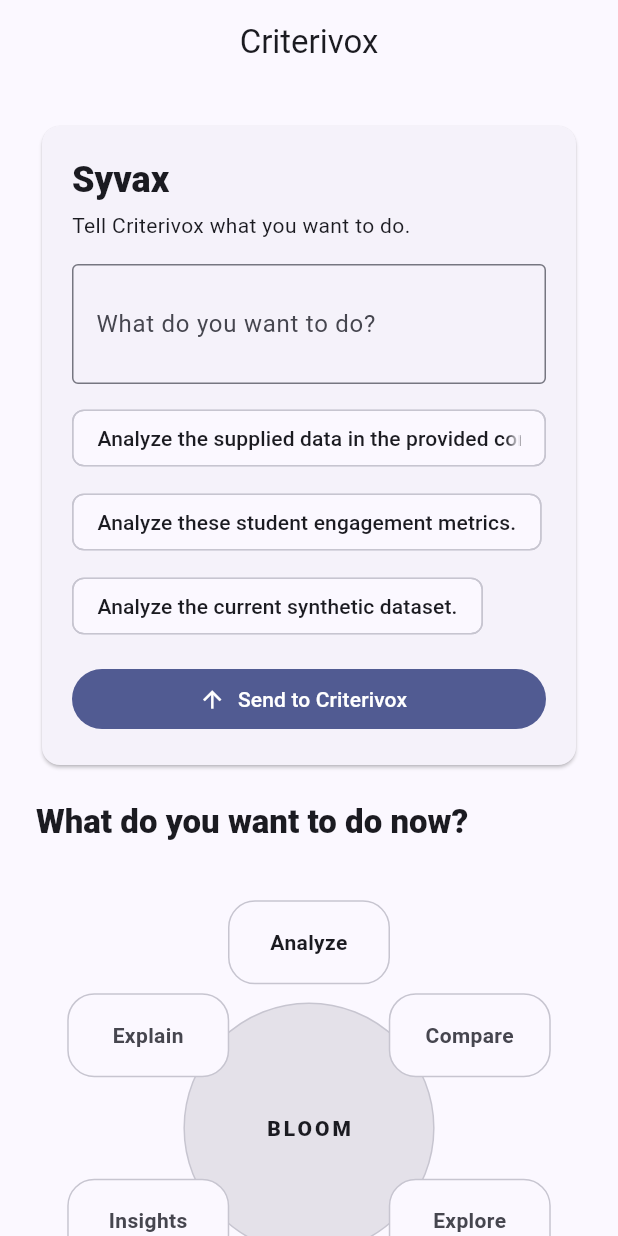
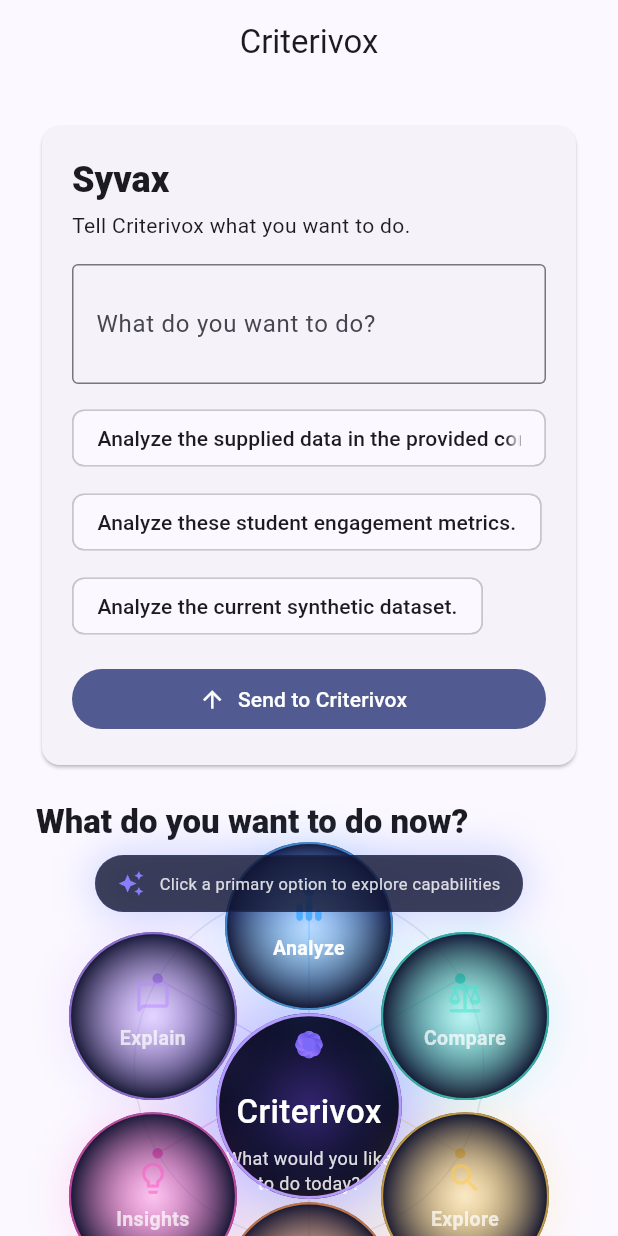
Before and after one commit to raisadevs-dev/Criterivox, a Flutter app: the screen it shows after launch, on a phone screen of 412 x 824 dp. Run offline on Flutter 3.47's test engine with Material 3 defaults, Android fonts, the phone set to English and light mode, and no system bars; network calls fail.

Commit message:
feat(s3): recreate Bloom visual language from reference

```diff
--- a/presentation/lib/interaction/bloom.dart
+++ b/presentation/lib/interaction/bloom.dart
@@ -18,6 +18,30 @@ class Bloom extends StatelessWidget {
     BloomCapability.insights: 'Insights',
     BloomCapability.explain: 'Explain',
   };
+  static const subtitles = {
+    BloomCapability.analyze: 'Understand your data',
+    BloomCapability.compare: 'Compare across contexts',
+    BloomCapability.explore: 'Discover patterns and insights',
+    BloomCapability.plan: 'Plan strategies and actions',
+    BloomCapability.insights: 'Key takeaways at a glance',
+    BloomCapability.explain: 'Get explanations and reasoning',
+  };
+  static const icons = {
+    BloomCapability.analyze: Icons.bar_chart_rounded,
+    BloomCapability.compare: Icons.balance_rounded,
+    BloomCapability.explore: Icons.search_rounded,
+    BloomCapability.plan: Icons.calendar_month_rounded,
+    BloomCapability.insights: Icons.lightbulb_outline_rounded,
+    BloomCapability.explain: Icons.chat_bubble_outline_rounded,
+  };
+  static const accents = <BloomCapability, Color>{
+    BloomCapability.analyze: Color(0xFF55B8FF),
+    BloomCapability.compare: Color(0xFF40E7D0),
+    BloomCapability.explore: Color(0xFFFFC94A),
+    BloomCapability.plan: Color(0xFFFF9850),
+    BloomCapability.insights: Color(0xFFFF58C7),
+    BloomCapability.explain: Color(0xFFB78BFF),
+  };
 
   @override
   Widget build(BuildContext context) {
@@ -25,54 +49,43 @@ class Bloom extends StatelessWidget {
       container: true,
       label: 'Bloom capability gateway',
       hint: 'Choose what you want to do in Criterivox.',
-      child: LayoutBuilder(
-        builder: (context, constraints) {
-          final size = math.min(constraints.maxWidth, 520.0);
-          return SizedBox(
-            width: size,
-            height: size,
-            child: Stack(
-              alignment: Alignment.center,
-              children: [
-                Container(
-                  width: size * .46,
-                  height: size * .46,
-                  decoration: BoxDecoration(
-                    shape: BoxShape.circle,
-                    color: Theme.of(context).colorScheme.surfaceContainerHighest,
-                    border: Border.all(
-                      color: Theme.of(context).colorScheme.outlineVariant,
-                    ),
-                  ),
-                  child: const Center(
-                    child: Text(
-                      'BLOOM',
-                      style: TextStyle(fontWeight: FontWeight.w800, letterSpacing: 2),
-                    ),
-                  ),
-                ),
-                ..._nodes(context, size),
-              ],
-            ),
-          );
-        },
-      ),
+      child: LayoutBuilder(builder: (context, constraints) {
+        final size = math.min(constraints.maxWidth, 760.0);
+        final compact = size < 610;
+        final height = compact ? size * .92 : size * .84;
+        return SizedBox(
+          width: size,
+          height: height,
+          child: Stack(clipBehavior: Clip.none, alignment: Alignment.center, children: [
+            CustomPaint(size: Size(size, height), painter: _BloomConnections(selected: selected)),
+            _BloomCenter(size: compact ? size * .34 : size * .30),
+            ..._nodes(size, compact),
+            Positioned(top: compact ? 0 : 4, child: _BloomHint(compact: compact)),
+          ]),
+        );
+      }),
     );
   }
 
-  List<Widget> _nodes(BuildContext context, double size) {
+  List<Widget> _nodes(double size, bool compact) {
     final entries = BloomCapability.values;
-    final radius = size * .34;
+    final radius = compact ? size * .33 : size * .32;
+    final centerY = compact ? size * .46 : size * .42;
+    final centerX = size / 2;
+    final diameter = compact ? 112.0 : 146.0;
     return [
       for (var i = 0; i < entries.length; i++)
         Positioned(
-          left: size / 2 + math.cos(-math.pi / 2 + i * math.pi / 3) * radius - 54,
-          top: size / 2 + math.sin(-math.pi / 2 + i * math.pi / 3) * radius - 28,
+          left: centerX + math.cos(-math.pi / 2 + i * math.pi / 3) * radius - diameter / 2,
+          top: centerY + math.sin(-math.pi / 2 + i * math.pi / 3) * radius - diameter / 2,
           child: _CapabilityNode(
-            capability: entries[i],
             label: labels[entries[i]]!,
+            subtitle: subtitles[entries[i]]!,
+            icon: icons[entries[i]]!,
+            accent: accents[entries[i]]!,
             selected: selected == entries[i],
             enabled: entries[i] == BloomCapability.analyze,
+            compact: compact,
             onTap: () => onSelected(entries[i]),
           ),
         ),
@@ -80,24 +93,98 @@ class Bloom extends StatelessWidget {
   }
 }
 
+class _BloomHint extends StatelessWidget {
+  final bool compact;
+  const _BloomHint({required this.compact});
+  @override
+  Widget build(BuildContext context) => Container(
+        padding: EdgeInsets.symmetric(horizontal: compact ? 14 : 20, vertical: compact ? 9 : 12),
+        decoration: BoxDecoration(
+          color: const Color(0xCC11142F),
+          borderRadius: BorderRadius.circular(22),
+          border: Border.all(color: const Color(0x332E4A9B)),
+          boxShadow: const [BoxShadow(color: Color(0x331A3DFF), blurRadius: 24, spreadRadius: 2)],
+        ),
+        child: Row(mainAxisSize: MainAxisSize.min, children: [
+          const Icon(Icons.auto_awesome, color: Color(0xFF8E7CFF), size: 18),
+          const SizedBox(width: 10),
+          Text('Click a primary option to explore capabilities', style: TextStyle(color: Colors.white.withOpacity(.82), fontSize: compact ? 11 : 13)),
+        ]),
+      );
+}
+
+class _BloomCenter extends StatelessWidget {
+  final double size;
+  const _BloomCenter({required this.size});
+  @override
+  Widget build(BuildContext context) => Container(
+        width: size,
+        height: size,
+        decoration: const BoxDecoration(
+          shape: BoxShape.circle,
+          gradient: RadialGradient(colors: [Color(0xFF33246F), Color(0xFF17163C), Color(0xFF0B0D25)], stops: [0, .58, 1]),
+          boxShadow: [BoxShadow(color: Color(0x665B4CFF), blurRadius: 44, spreadRadius: 10), BoxShadow(color: Color(0x3387CFFF), blurRadius: 90, spreadRadius: 18)],
+        ),
+        foregroundDecoration: BoxDecoration(shape: BoxShape.circle, border: Border.all(color: const Color(0xFFB59AFF), width: 2)),
+        child: Column(mainAxisAlignment: MainAxisAlignment.center, children: [
+          const _BloomMark(size: 38),
+          const SizedBox(height: 10),
+          const Text('Criterivox', style: TextStyle(color: Colors.white, fontSize: 22, fontWeight: FontWeight.w500)),
+          const SizedBox(height: 7),
+          Text('What would you like\nto do today?', textAlign: TextAlign.center, style: TextStyle(color: Colors.white.withOpacity(.86), fontSize: 12, height: 1.45)),
+        ]),
+      );
+}
+
+class _BloomMark extends StatelessWidget {
+  final double size;
+  const _BloomMark({required this.size});
+  @override
+  Widget build(BuildContext context) => SizedBox(
+        width: size,
+        height: size,
+        child: Stack(alignment: Alignment.center, children: [
+          for (var i = 0; i < 8; i++)
+            Transform.rotate(
+              angle: i * math.pi / 4,
+              child: Container(width: size * .22, height: size * .48, decoration: BoxDecoration(borderRadius: BorderRadius.circular(20), gradient: const LinearGradient(colors: [Color(0xFF9A7BFF), Color(0xFF6654E8)]))),
+            ),
+          Container(width: size * .24, height: size * .24, decoration: const BoxDecoration(shape: BoxShape.circle, color: Color(0xFF7D68F7))),
+        ]),
+      );
+}
+
+class _BloomConnections extends CustomPainter {
+  final BloomCapability? selected;
+  _BloomConnections({required this.selected});
+  @override
+  void paint(Canvas canvas, Size size) {
+    final center = Offset(size.width / 2, size.height * .42);
+    final radius = size.width * .32;
+    canvas.drawCircle(center, radius, Paint()..style = PaintingStyle.stroke..strokeWidth = 1..color = const Color(0x223A4D92));
+    for (var i = 0; i < BloomCapability.values.length; i++) {
+      final capability = BloomCapability.values[i];
+      final angle = -math.pi / 2 + i * math.pi / 3;
+      final end = center + Offset(math.cos(angle) * radius, math.sin(angle) * radius);
+      final accent = Bloom.accents[capability]!;
+      canvas.drawLine(center, end, Paint()..style = PaintingStyle.stroke..strokeWidth = selected == capability ? 2 : 1..color = accent.withOpacity(selected == capability ? .82 : .38));
+      canvas.drawCircle(end, 3.5, Paint()..color = accent);
+    }
+  }
+  @override
+  bool shouldRepaint(covariant _BloomConnections oldDelegate) => oldDelegate.selected != selected;
+}
+
 class _CapabilityNode extends StatelessWidget {
-  final BloomCapability capability;
-  final String label;
-  final bool selected;
-  final bool enabled;
+  final String label, subtitle;
+  final IconData icon;
+  final Color accent;
+  final bool selected, enabled, compact;
   final VoidCallback onTap;
-
-  const _CapabilityNode({
-    required this.capability,
-    required this.label,
-    required this.selected,
-    required this.enabled,
-    required this.onTap,
-  });
-
+  const _CapabilityNode({required this.label, required this.subtitle, required this.icon, required this.accent, required this.selected, required this.enabled, required this.compact, required this.onTap});
   @override
   Widget build(BuildContext context) {
-    final scheme = Theme.of(context).colorScheme;
+    final diameter = compact ? 112.0 : 146.0;
     return Semantics(
       button: true,
       enabled: enabled,
@@ -107,27 +194,27 @@ class _CapabilityNode extends StatelessWidget {
         message: enabled ? 'Activate $label' : '$label is reserved for a future sprint',
         child: InkWell(
           onTap: enabled ? onTap : null,
-          borderRadius: BorderRadius.circular(18),
+          borderRadius: BorderRadius.circular(diameter),
           child: AnimatedContainer(
-            duration: const Duration(milliseconds: 180),
-            width: 108,
-            height: 56,
-            alignment: Alignment.center,
+            duration: const Duration(milliseconds: 220),
+            width: diameter,
+            height: diameter,
+            padding: EdgeInsets.all(compact ? 14 : 18),
             decoration: BoxDecoration(
-              color: selected ? scheme.primaryContainer : scheme.surface,
-              borderRadius: BorderRadius.circular(18),
-              border: Border.all(
-                color: selected ? scheme.primary : scheme.outlineVariant,
-              ),
+              shape: BoxShape.circle,
+              gradient: RadialGradient(colors: [accent.withOpacity(selected ? .30 : .17), const Color(0xFF11142F)]),
+              border: Border.all(color: accent.withOpacity(selected ? .95 : .72), width: selected ? 2.2 : 1.4),
+              boxShadow: [BoxShadow(color: accent.withOpacity(selected ? .42 : .18), blurRadius: selected ? 34 : 24, spreadRadius: selected ? 4 : 1)],
             ),
-            child: Text(
-              label,
-              textAlign: TextAlign.center,
-              style: TextStyle(
-                fontWeight: FontWeight.w700,
-                color: enabled ? null : scheme.onSurfaceVariant,
-              ),
-            ),
+            child: Column(mainAxisAlignment: MainAxisAlignment.center, children: [
+              Icon(icon, color: enabled ? accent : accent.withOpacity(.55), size: compact ? 25 : 30),
+              SizedBox(height: compact ? 5 : 8),
+              Text(label, textAlign: TextAlign.center, style: TextStyle(color: Colors.white.withOpacity(enabled ? 1 : .72), fontSize: compact ? 13 : 16, fontWeight: FontWeight.w600)),
+              if (!compact) ...[
+                const SizedBox(height: 5),
+                Text(subtitle, textAlign: TextAlign.center, style: TextStyle(color: Colors.white.withOpacity(.66), fontSize: 10.5, height: 1.25)),
+              ],
+            ]),
           ),
         ),
       ),
```
